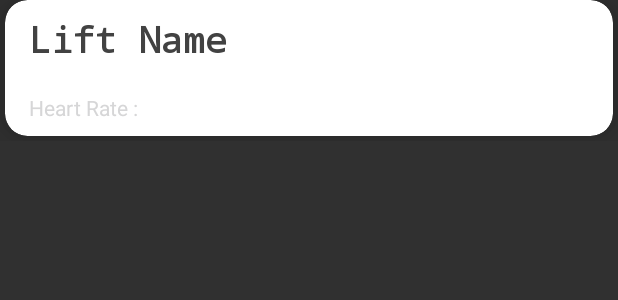
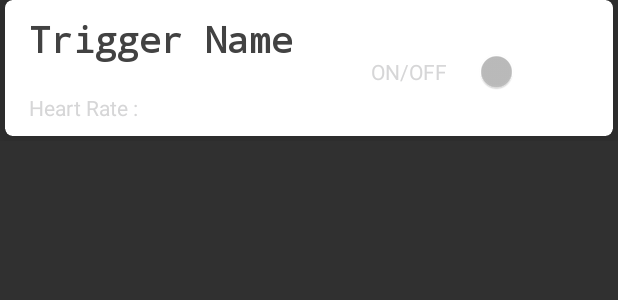
Before and after one commit to Cougargriff/SensorTriggers, an Android app: the layout trigger_cell.xml on its own in the app's theme, with its tools: preview values and no code run, on a phone screen of 412 x 824 dp. Shown: the top 300 px of the screen. Run offline under Robolectric (Android 15) with nearby library versions, the phone set to English and light mode, and no system bars.

```diff
--- a/app/src/main/java/TriggerView.kt
+++ b/app/src/main/java/TriggerView.kt
@@ -1,20 +1,14 @@
 package com.senstrgrs.griffinjohnson.sensortriggers
 
-import android.arch.lifecycle.ViewModelProviders
-import android.graphics.Color
 import android.os.Bundle
 import android.support.v4.content.ContextCompat
 import android.support.v7.app.AppCompatActivity
 import android.support.v7.widget.LinearLayoutManager
 import android.support.v7.widget.RecyclerView
-import android.support.v7.widget.helper.ItemTouchHelper
 import android.view.LayoutInflater
 import android.view.View
 import android.view.ViewGroup
 import android.widget.LinearLayout
-import co.revely.gradient.RevelyGradient
-import kotlinx.android.synthetic.main.login_full.*
-import kotlinx.android.synthetic.main.activity_watch_comms.*
 import kotlinx.android.synthetic.main.trigger_cell.view.*
 import kotlinx.android.synthetic.main.trigger_view.*
 
@@ -33,6 +27,8 @@ class TriggerView : AppCompatActivity() {
         styling()
         trigger_list = intent.getSerializableExtra("triggers") as ArrayList<Trigger>
 
+
+        setupRecycler()
     }
 
     fun setupRecycler()
--- a/app/src/main/java/ViewModel.kt
+++ b/app/src/main/java/ViewModel.kt
@@ -106,7 +106,6 @@ class ViewModel(val userRef : DocumentReference) : android.arch.lifecycle.ViewMo
             }
     }
 
-
     fun loadTriggers()
     {
         userRef.collection("triggers").get()
--- a/app/src/main/java/WatchComms.kt
+++ b/app/src/main/java/WatchComms.kt
@@ -303,7 +303,6 @@ class WatchComms : AppCompatActivity()
     }
 
 
-
     var chartUpdater  = object : ((TreeMap<Int, Int>, Boolean) -> Unit)
     {
         override fun invoke(sample: TreeMap<Int, Int>, animate : Boolean)
--- a/app/src/main/res/layout/trigger_cell.xml
+++ b/app/src/main/res/layout/trigger_cell.xml
@@ -14,7 +14,7 @@
         android:layout_marginEnd="3dp"
         android:layout_marginBottom="3dp"
         app:cardBackgroundColor="@color/login_color"
-        app:cardCornerRadius="15dp"
+        app:cardCornerRadius="5dp"
         app:cardElevation="13dp"
         app:layout_constraintBottom_toBottomOf="parent"
         app:layout_constraintEnd_toEndOf="parent"
@@ -40,12 +40,12 @@
 
             <TextView
                 android:id="@+id/trigger_name"
-                android:layout_width="244dp"
+                android:layout_width="197dp"
                 android:layout_height="35dp"
                 android:layout_marginStart="16dp"
                 android:layout_marginTop="9dp"
                 android:layout_marginBottom="46dp"
-                android:text="Lift Name"
+                android:text="Trigger Name"
                 android:textColor="@color/cardview_dark_background"
                 android:textSize="24sp"
                 android:textStyle="bold"
@@ -69,6 +69,24 @@
                 app:layout_constraintTop_toBottomOf="@+id/trigger_name"
                 app:layout_constraintVertical_bias="1.0" />
 
+            <Switch
+                android:id="@+id/triggerSwitch"
+                android:layout_width="118dp"
+                android:layout_height="25dp"
+                android:layout_marginStart="3dp"
+                android:layout_marginTop="34dp"
+                android:layout_marginEnd="16dp"
+                android:layout_marginBottom="29dp"
+                android:checked="false"
+                android:text="ON/OFF"
+                android:textColor="@color/black"
+                android:textOff="OFF"
+                android:textOn="ON"
+                app:layout_constraintBottom_toBottomOf="parent"
+                app:layout_constraintEnd_toEndOf="parent"
+                app:layout_constraintStart_toEndOf="@+id/trigger_name"
+                app:layout_constraintTop_toTopOf="parent" />
+
         </android.support.constraint.ConstraintLayout>
     </android.support.v7.widget.CardView>
 
```
